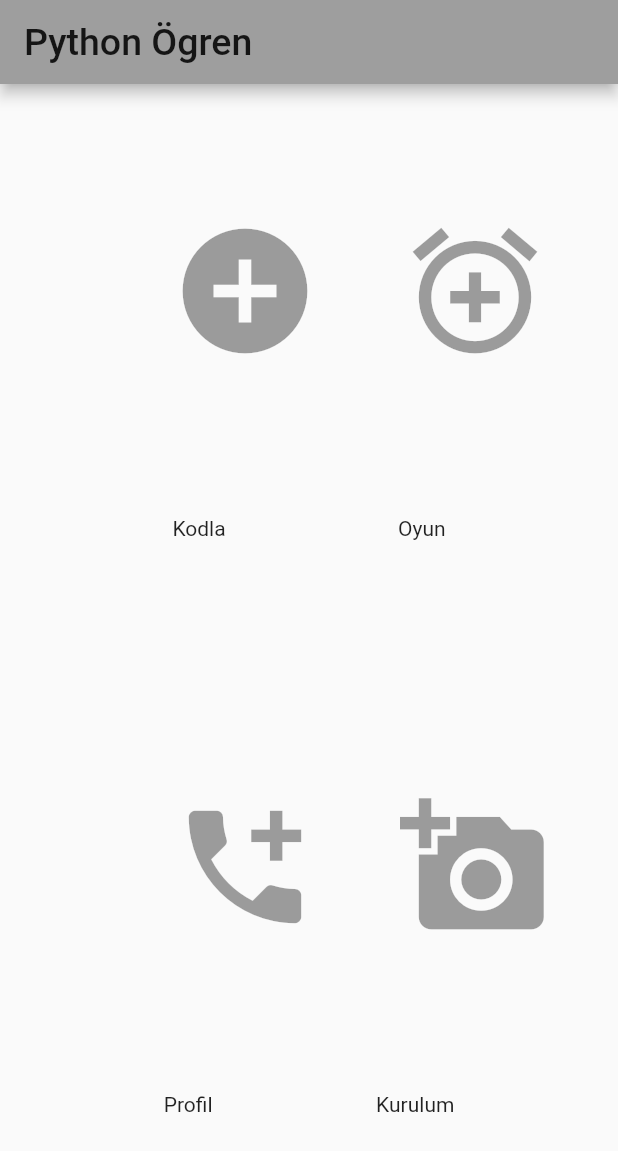
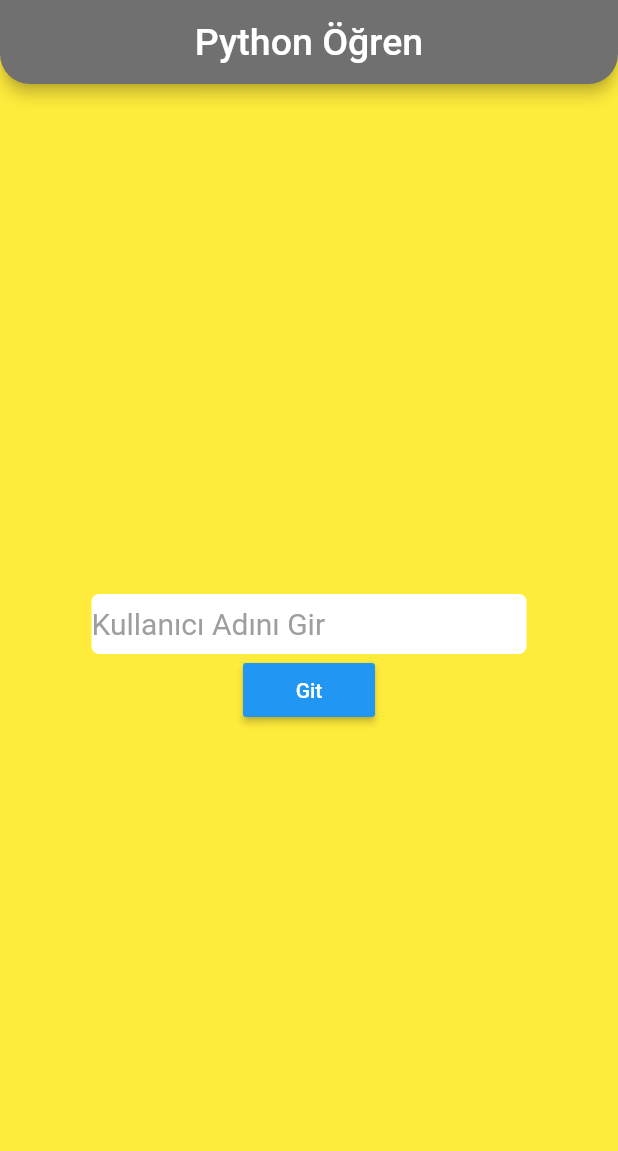
Before and after one commit to cagdaskasif/AMHE, a Flutter app: the screen it shows after launch, on a phone screen of 412 x 824 dp. Shown: the top 1151 px of the screen. Run offline on Flutter 3.47's test engine with Material 2 defaults, Android fonts, the phone set to English and light mode, and no system bars.

Commit message:
kullanıcı girişi sayfasından anasayfaya yönlendirme yapıldı ilk defa.

```diff
--- /dev/null
+++ b/lib/kullanici_girisi.dart
@@ -0,0 +1,63 @@
+import 'package:flutter/cupertino.dart';
+import 'package:flutter/material.dart';
+import 'package:flutter/painting.dart';
+import 'package:pyton_ogren/homeScreen.dart';
+
+class KullaniciGirisi extends StatelessWidget {
+  @override
+  Widget build(BuildContext context) {
+    return Scaffold(
+      backgroundColor: Color.fromARGB(255, 255, 235, 59),
+      appBar: AppBar(
+        title: Center(
+          child: Text(
+            ("Python Öğren"),
+            style: TextStyle(fontSize: 25),
+          ),
+        ),
+        shape: RoundedRectangleBorder(
+          borderRadius: BorderRadius.vertical(
+            bottom: Radius.circular(20),
+          ),
+        ),
+        backgroundColor: Color.fromARGB(255, 112, 112, 112),
+      ),
+      body: Center(
+        child: Column(
+          mainAxisAlignment: MainAxisAlignment.center,
+          children: <Widget>[
+            Container(
+              decoration: BoxDecoration(
+                color: Colors.white,
+                borderRadius: BorderRadius.circular(5),
+              ),
+              width: 290,
+              height: 40,
+              child: Column(
+                mainAxisAlignment: MainAxisAlignment.center,
+                crossAxisAlignment: CrossAxisAlignment.start,
+                children: <Widget>[
+                  Text(
+                    "Kullanıcı Adını Gir",
+                    style: TextStyle(
+                      color: Colors.grey,
+                      fontSize: 20,
+                    ),
+                  ),
+                ],
+              ),
+            ),
+            RaisedButton(
+              child: Text("Git"),
+              textColor: Colors.white,
+              color: Colors.blue,
+              onPressed: () {
+                Navigator.push(context, MaterialPageRoute(builder: (context)=> homeScreen()));
+              },
+            ),
+          ],
+        ),
+      ),
+    );
+  }
+}
--- a/lib/main.dart
+++ b/lib/main.dart
@@ -1,5 +1,5 @@
 import 'package:flutter/material.dart';
-import 'package:pyton_ogren/homeScreen.dart';
+import 'kullanici_girisi.dart';
 
 void main() => runApp(MyApp());
 
@@ -8,12 +8,10 @@ class MyApp extends StatelessWidget {
   @override
   Widget build(BuildContext context) {
     return MaterialApp(
+
       debugShowCheckedModeBanner: false,
       title: 'Flutter Demo',
-      theme: ThemeData(
-        primarySwatch: Colors.grey,
-      ),
-      home: homeScreen(),
+      home: KullaniciGirisi(),
     );
   }
 }
```
Also changed, not shown: lib/homeScreen.dart (+111 -25 lines), lib/oyunlarRadioButton.dart (added, +32 -0 lines), lib/deneme.txt (deleted), pubspec.lock, 1 other file.
